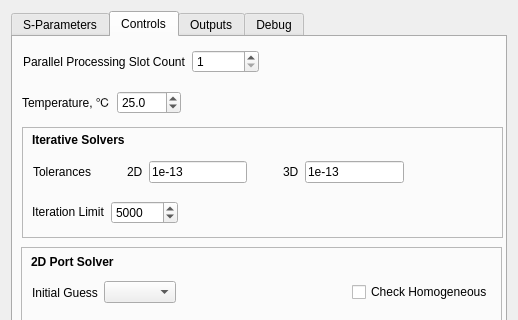
First picture: the form in src/OpenParEMg/SimulateOptions.ui, repository OpenParEM/OpenParEM, before the edit; both pictures show x 0 to 518 and y 0 to 320 of the 518 by 503 pixel window.
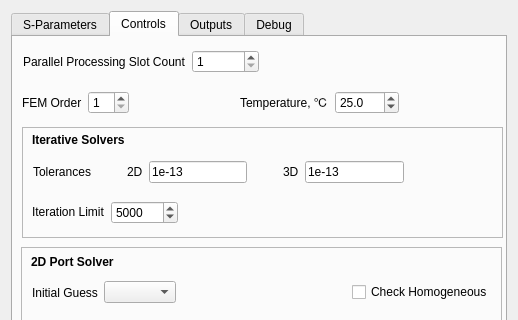
Second picture: the form after the edit. The open tabs and pages were chosen to show the change. Custom widgets are drawn as their Qt base class.

Commit message: changed mesh.order to fem.order; added trapping for out-of-memory condition; more menu updates

```diff
--- a/src/OpenParEMg/SimulateOptions.ui
+++ b/src/OpenParEMg/SimulateOptions.ui
@@ -245,6 +245,39 @@
         </rect>
        </property>
        <layout class="QHBoxLayout" name="horizontalLayout_5">
+        <item>
+         <widget class="QLabel" name="label_4">
+          <property name="toolTip">
+           <string>&lt;html&gt;&lt;head/&gt;&lt;body&gt;&lt;p&gt;Order of the finite elements.&lt;/p&gt;&lt;/body&gt;&lt;/html&gt;</string>
+          </property>
+          <property name="text">
+           <string>FEM Order</string>
+          </property>
+         </widget>
+        </item>
+        <item>
+         <widget class="QSpinBox" name="femOrder">
+          <property name="minimum">
+           <number>1</number>
+          </property>
+          <property name="maximum">
+           <number>20</number>
+          </property>
+         </widget>
+        </item>
+        <item>
+         <spacer name="horizontalSpacer_32">
+          <property name="orientation">
+           <enum>Qt::Orientation::Horizontal</enum>
+          </property>
+          <property name="sizeHint" stdset="0">
+           <size>
+            <width>40</width>
+            <height>20</height>
+           </size>
+          </property>
+         </spacer>
+        </item>
         <item alignment="Qt::AlignmentFlag::AlignVCenter">
          <widget class="QLabel" name="label_3">
           <property name="toolTip">
```
The commit also changes 199 other files.
